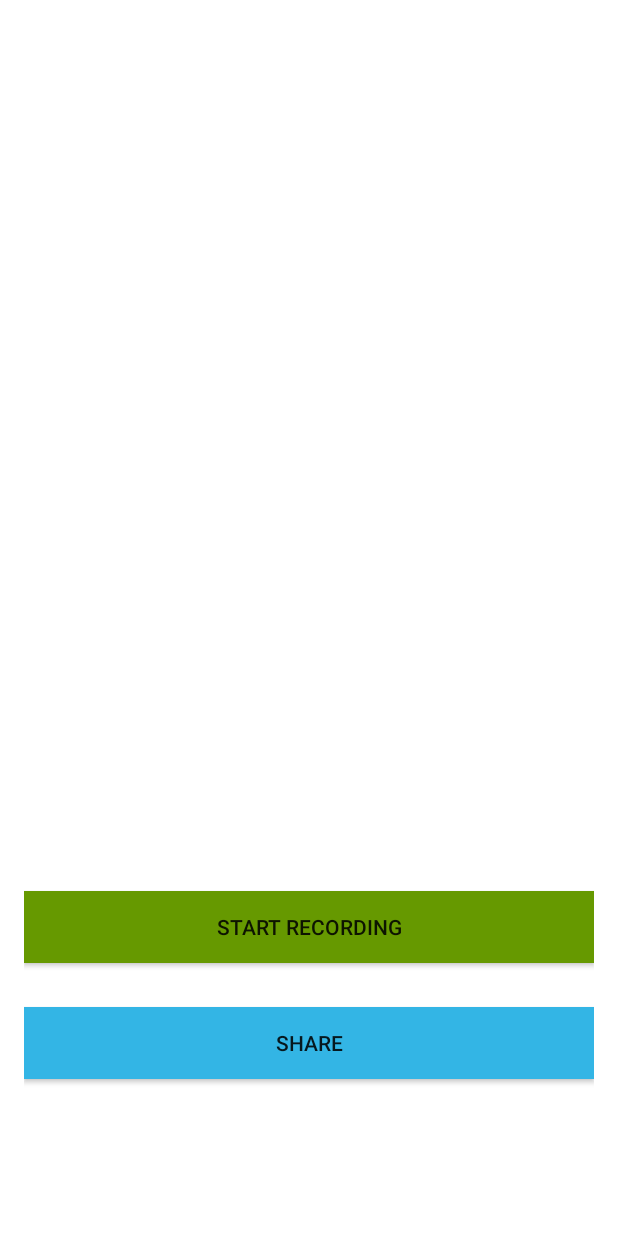
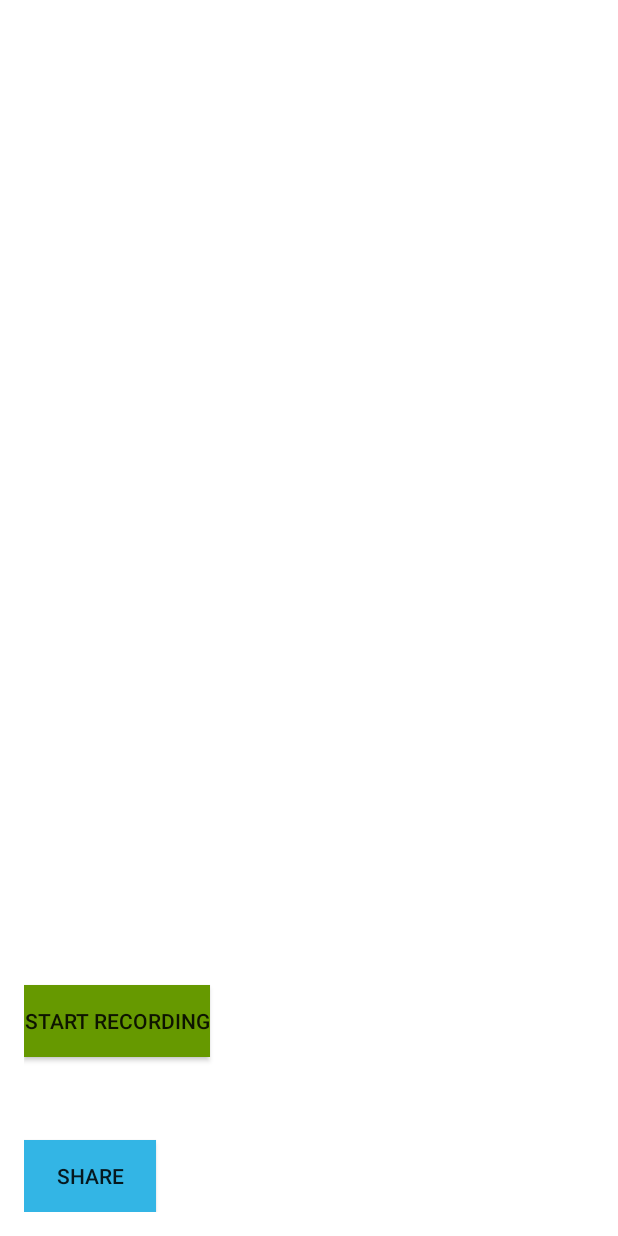
Before and after one commit to wkoszek/sensorama, an Android app: the screen it shows after launch (MainActivity), on a phone screen of 412 x 824 dp. Run offline under Robolectric (Android 15) with nearby library versions, the phone set to English and light mode, and no system bars.

Commit message:
Change location of buttons.

```diff
--- a/app/android/Sensorama/app/src/main/res/layout/activity_main.xml
+++ b/app/android/Sensorama/app/src/main/res/layout/activity_main.xml
@@ -11,27 +11,22 @@
         android:layout_height="wrap_content"
         android:text="Start recording"
         android:id="@+id/buttonStartEnd"
-        android:layout_alignParentBottom="true"
-        android:layout_alignParentRight="true"
-        android:layout_alignParentEnd="true"
-        android:layout_marginBottom="166dp"
+        android:background="@android:color/holo_green_dark"
+	android:onClick="recordingStartEnd"
+        android:layout_above="@+id/buttonShare"
+        android:layout_marginBottom="55dp"
         android:layout_alignParentLeft="true"
-        android:layout_alignParentStart="true"
-        android:background="@android:color/holo_green_dark"
-	android:onClick="recordingStartEnd" />
+        android:layout_alignParentStart="true" />
 
     <Button
         android:layout_width="wrap_content"
         android:layout_height="wrap_content"
         android:text="Share"
         android:id="@+id/buttonShare"
-        android:layout_alignTop="@+id/buttonStartEnd"
-        android:layout_marginTop="77dp"
-        android:layout_alignParentLeft="true"
-        android:layout_alignParentStart="true"
-        android:layout_alignRight="@+id/buttonStartEnd"
-        android:layout_alignEnd="@+id/buttonStartEnd"
         android:background="@android:color/holo_blue_light"
-	android:onClick="recordingShare" />
+	android:onClick="recordingShare"
+        android:layout_alignParentBottom="true"
+        android:layout_alignLeft="@+id/buttonStartEnd"
+        android:layout_alignStart="@+id/buttonStartEnd" />
 
 </RelativeLayout>
```
